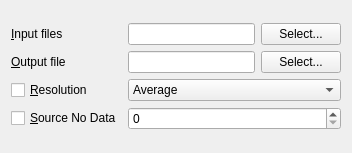
Qt form python/plugins/GdalTools/tools/widgetBuildVRT.ui (stopa85/Quantum-GIS) before a commit.
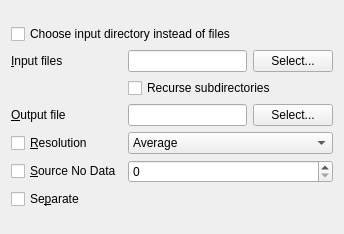
The same form after that commit.

```diff
--- a/python/plugins/GdalTools/tools/widgetBuildVRT.ui
+++ b/python/plugins/GdalTools/tools/widgetBuildVRT.ui
@@ -6,8 +6,8 @@
    <rect>
     <x>0</x>
     <y>0</y>
-    <width>352</width>
-    <height>153</height>
+    <width>344</width>
+    <height>234</height>
    </rect>
   </property>
   <property name="sizePolicy">
@@ -25,7 +25,14 @@
      <property name="sizeConstraint">
       <enum>QLayout::SetNoConstraint</enum>
      </property>
-     <item row="0" column="0">
+     <item row="0" column="0" colspan="2">
+      <widget class="QCheckBox" name="inputDirCheck">
+       <property name="text">
+        <string>Choose input directory instead of files</string>
+       </property>
+      </widget>
+     </item>
+     <item row="1" column="0">
       <widget class="QLabel" name="label">
        <property name="text">
         <string>&amp;Input files</string>
@@ -35,7 +42,7 @@
        </property>
       </widget>
      </item>
-     <item row="0" column="1">
+     <item row="1" column="1">
       <layout class="QHBoxLayout" name="horizontalLayout_3">
        <item>
         <widget class="QLineEdit" name="inputFilesEdit">
@@ -56,7 +63,14 @@
        </item>
       </layout>
      </item>
-     <item row="1" column="0">
+     <item row="2" column="1">
+      <widget class="QCheckBox" name="recurseCheck">
+       <property name="text">
+        <string>Recurse subdirectories</string>
+       </property>
+      </widget>
+     </item>
+     <item row="3" column="0">
       <widget class="QLabel" name="label_2">
        <property name="text">
         <string>&amp;Output file</string>
@@ -66,7 +80,7 @@
        </property>
       </widget>
      </item>
-     <item row="1" column="1">
+     <item row="3" column="1">
       <layout class="QHBoxLayout" name="horizontalLayout_2">
        <item>
         <widget class="QLineEdit" name="outputFileEdit">
@@ -87,14 +101,14 @@
        </item>
       </layout>
      </item>
-     <item row="2" column="0">
+     <item row="4" column="0">
       <widget class="QCheckBox" name="resolutionCheck">
        <property name="text">
         <string>&amp;Resolution</string>
        </property>
       </widget>
      </item>
-     <item row="2" column="1">
+     <item row="4" column="1">
       <widget class="QComboBox" name="resolutionComboBox">
        <property name="sizePolicy">
         <sizepolicy hsizetype="Preferred" vsizetype="Fixed">
@@ -122,20 +136,27 @@
        </item>
       </widget>
      </item>
-     <item row="3" column="0">
+     <item row="5" column="0">
       <widget class="QCheckBox" name="srcNoDataCheck">
        <property name="text">
         <string>&amp;Source No Data</string>
        </property>
       </widget>
      </item>
-     <item row="3" column="1">
+     <item row="5" column="1">
       <widget class="QSpinBox" name="srcNoDataSpin">
        <property name="maximum">
         <number>65000</number>
        </property>
       </widget>
      </item>
+     <item row="6" column="0">
+      <widget class="QCheckBox" name="separateCheck">
+       <property name="text">
+        <string>Se&amp;parate</string>
+       </property>
+      </widget>
+     </item>
     </layout>
    </item>
   </layout>
```
